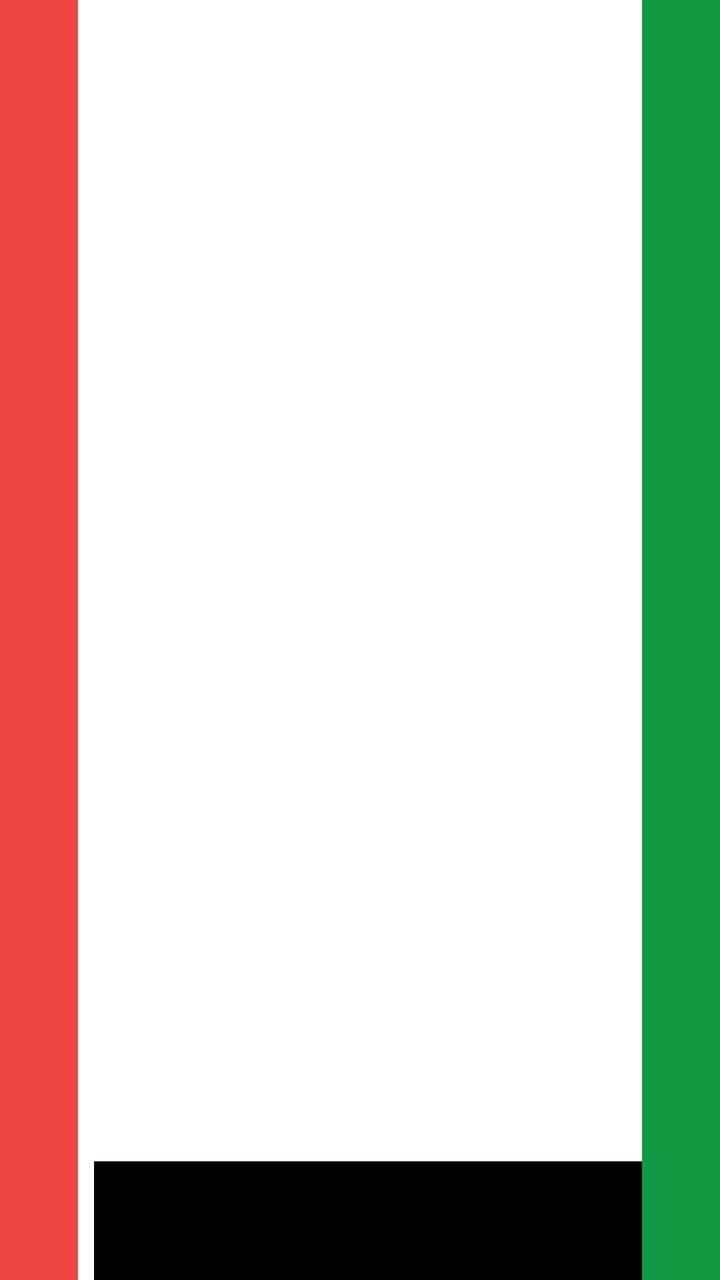
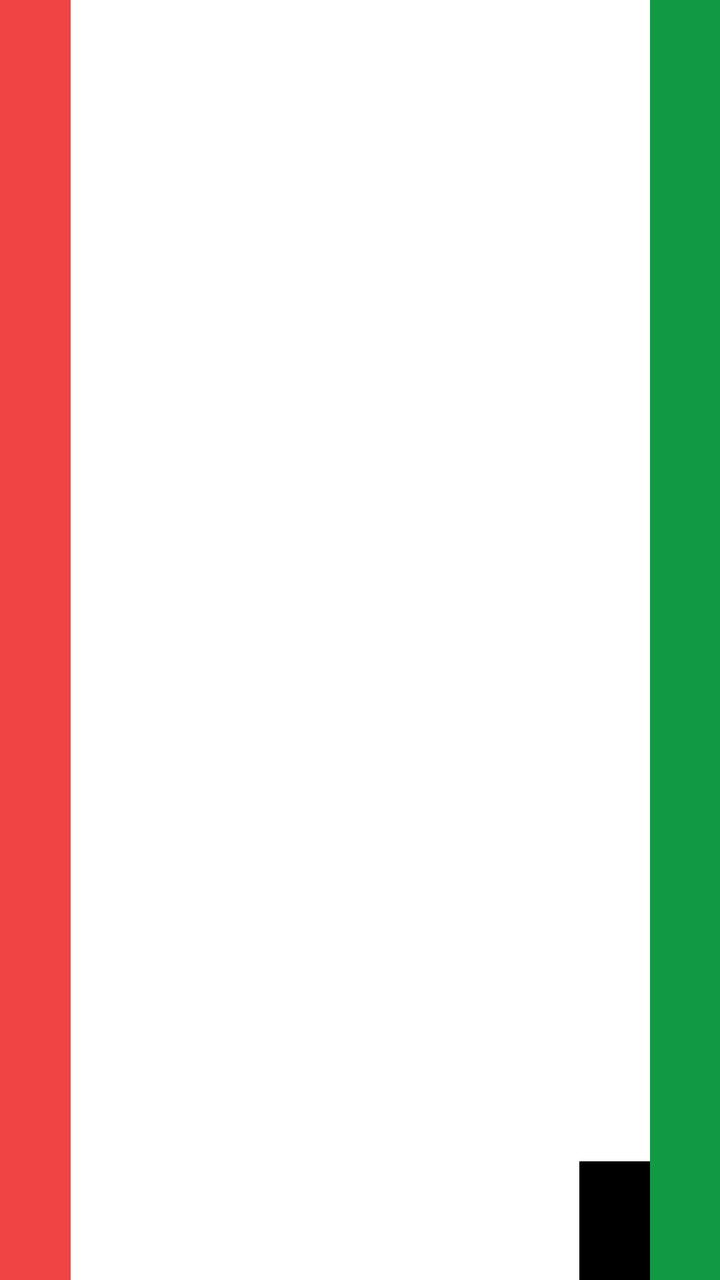

Screens rendered from an Android XML layout before and after an edit, with the pre-edit source and the edit as a unified diff.
<!-- AndroidManifest.xml: application theme AppTheme -->
<!-- res/layout/item_index.xml -->
<?xml version="1.0" encoding="utf-8"?>
<GridLayout
    xmlns:android="http://schemas.android.com/apk/res/android"
    android:id="@+id/spawn_item_view"
    android:layout_width="match_parent"
    android:layout_height="wrap_content"
    android:orientation="vertical"
    android:rowCount="3"
    android:columnCount="4"
    android:layout_margin="1dp"
    android:background="#fff">

    <FrameLayout
        android:id="@+id/index_remove_view"
        android:layout_row="0"
        android:layout_column="0"
        android:layout_columnWeight=".1"
        android:layout_rowSpan="3"
        android:layout_gravity="fill"
        android:gravity="center"
        android:textSize="@dimen/text_size_paragraph_title"
        android:background="@color/colorAttention"
        android:textColor="#fff"
        android:textStyle="bold"
        android:text="@string/symbol_decrement_button"/>

    <TextView
        android:id="@+id/spawn_item_primary"
        android:layout_row="0"
        android:layout_column="1"
        android:layout_columnWeight=".7"
        android:layout_columnSpan="2"
        android:layout_gravity="fill"
        android:layout_margin="4dp"
        android:textSize="@dimen/text_size_paragraph_title"
        android:textAppearance="?attr/textAppearanceListItem" />

    <TextView
        android:id="@+id/spawn_item_secondary"
        android:layout_row="1"
        android:layout_column="1"
        android:layout_margin="4dp"
        android:textAppearance="?attr/textAppearanceListItem" />

    <TextView
        android:id="@+id/spawn_item_tertiary"
        android:layout_row="2"
        android:layout_column="1"
        android:layout_margin="4dp"
        android:textAppearance="?attr/textAppearanceListItem" />

    <RelativeLayout
        android:layout_row="1"
        android:layout_column="2"
        android:layout_columnWeight=".1"
        android:layout_rowSpan="2"
        android:layout_gravity="fill"
        android:background="#000"
        android:gravity="end">



    </RelativeLayout>

    <FrameLayout
        android:id="@+id/index_add_view"
        android:layout_row="0"
        android:layout_column="3"
        android:layout_columnWeight=".1"
        android:layout_gravity="fill"
        android:layout_rowSpan="3"
        android:gravity="center"
        android:textSize="@dimen/text_size_paragraph_title"
        android:background="@color/colorConversionDark"
        android:textColor="#fff"
        android:textStyle="bold"
        android:text="+"/>

</GridLayout>
<!-- resources referenced by this layout -->
<resources>
  <color name="colorAttention">#EE4444</color>
  <color name="colorConversionDark">#119944</color>
  <dimen name="text_size_paragraph_title">20sp</dimen>
  <string name="symbol_decrement_button">—</string>
  <style name="AppTheme" parent="Theme.AppCompat.Light.DarkActionBar">
          <item name="colorPrimary">@color/colorPrimary</item>
          <item name="colorPrimaryDark">@color/colorPrimaryDark</item>
          <item name="colorAccent">@color/colorAccent</item>
          <item name="popupMenuStyle">@style/AppTheme.PopupOverlay</item>
      </style>
  <color name="colorPrimary">#00B0FF</color>
  <color name="colorPrimaryDark">#0081CB</color>
  <color name="colorAccent">#F7BA28</color>
  <style name="AppTheme.PopupOverlay" parent="@android:style/Widget.PopupMenu">
          <item name="android:background">@color/colorPrimary</item>
      </style>
</resources>

<!-- the commit's change to res/layout/item_index.xml (unified diff, before → after) -->
@@ -28,7 +28,7 @@
         android:id="@+id/spawn_item_primary"
         android:layout_row="0"
         android:layout_column="1"
-        android:layout_columnWeight=".7"
+        android:layout_columnWeight=".8"
         android:layout_columnSpan="2"
         android:layout_gravity="fill"
         android:layout_margin="4dp"
@@ -39,6 +39,7 @@
         android:id="@+id/spawn_item_secondary"
         android:layout_row="1"
         android:layout_column="1"
+        android:layout_columnWeight=".7"
         android:layout_margin="4dp"
         android:textAppearance="?attr/textAppearanceListItem" />
 
@@ -46,6 +47,7 @@
         android:id="@+id/spawn_item_tertiary"
         android:layout_row="2"
         android:layout_column="1"
+        android:layout_columnWeight=".7"
         android:layout_margin="4dp"
         android:textAppearance="?attr/textAppearanceListItem" />
 
